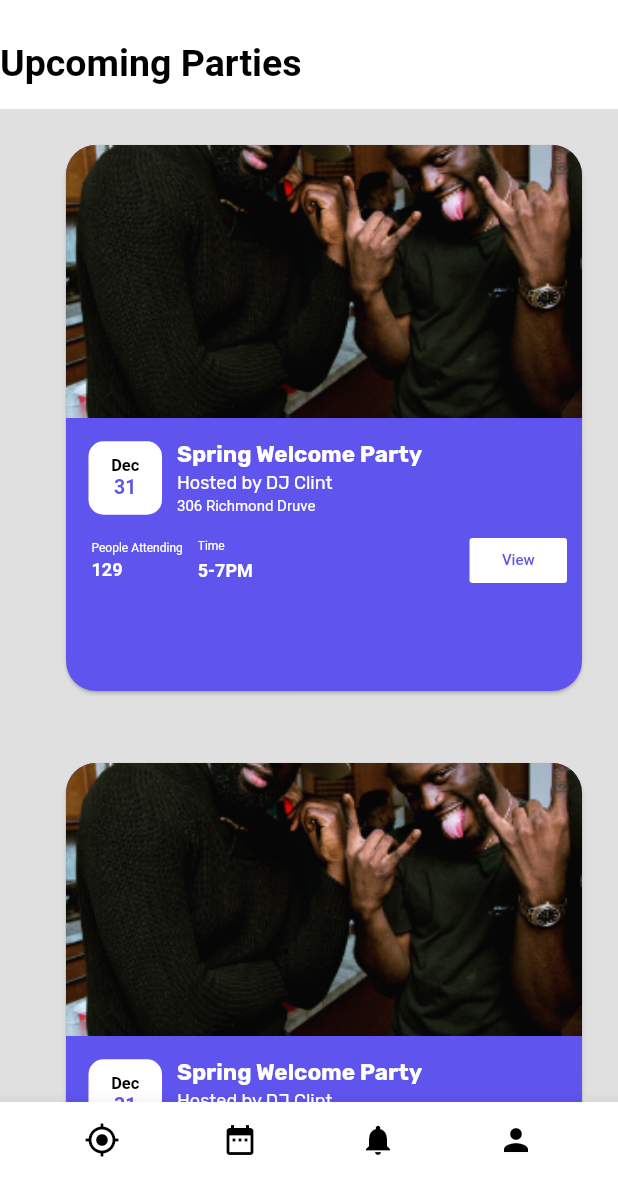
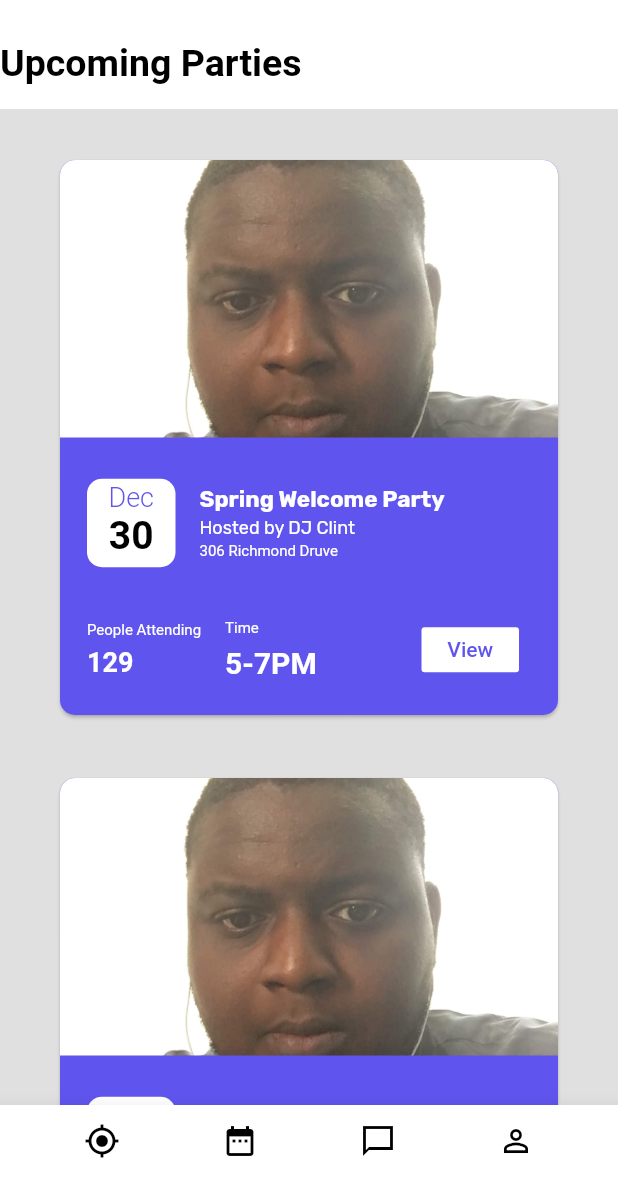
Before and after one commit to CalmExperts/Haus_party, a Flutter app: the MyHomePage screen opened directly, after a tap on the "card travel" icon, on a phone screen of 412 x 824 dp, the part 59-1236 px from its top. Run offline on Flutter 3.47's test engine with Material 2 defaults, Android fonts, the phone set to English and light mode, and no system bars; our stand-ins replace flushbar, flutter_credit_card, google_fonts, google_maps_flutter, qr_flutter and 2 more; missing offline and left inert: dart:ffi; accounts and stored records are empty; Roboto replaces fonts that are missing (Sofia, Varela).

Commit message:
change size map and add widgets to settings

```diff
--- a/lib/bottom_bar.dart
+++ b/lib/bottom_bar.dart
@@ -12,7 +12,7 @@ class BottomBar extends StatelessWidget {
         elevation: 10.0,
         clipBehavior: Clip.antiAlias,
         child: Container(
-            height: 50.0,
+            height: 48.0,
             decoration: BoxDecoration(
                 // borderRadius: BorderRadius.only(
                 //     topLeft: Radius.circular(25.0),
@@ -52,11 +52,14 @@ class BottomBar extends StatelessWidget {
                               Navigator.push(
                                   context,
                                   MaterialPageRoute(
-                                      builder: (context) => CalendarScreen()));
+                                      builder: (context) => CalendarScreen()
+
+                                      //alert()
+                                      ));
                             },
                           ),
                           IconButton(
-                            icon: Icon(Icons.notifications),
+                            icon: Icon(Icons.messenger_outline_sharp),
                             color: Colors.black,
                             focusColor: Color(0xFF5F54ED),
                             highlightColor: Color(0xFF5F54ED),
@@ -70,7 +73,7 @@ class BottomBar extends StatelessWidget {
                             },
                           ),
                           IconButton(
-                            icon: Icon(Icons.person),
+                            icon: Icon(Icons.person_outline_sharp),
                             color: Colors.black,
                             focusColor: Color(0xFF5F54ED),
                             highlightColor: Color(0xFF5F54ED),
--- a/lib/home_cards.dart
+++ b/lib/home_cards.dart
@@ -6,11 +6,12 @@ class PartyCard extends StatelessWidget {
   @override
   Widget build(BuildContext context) {
     return Container(
-      height: MediaQuery.of(context).size.height  * 0.50,
+      height: MediaQuery.of(context).size.height * 0.50,
       child: ListView.builder(
         scrollDirection: Axis.horizontal,
+        physics: BouncingScrollPhysics(),
         itemCount: 3,
-        itemExtent: MediaQuery.of(context).size.height  * 0.50,
+        itemExtent: MediaQuery.of(context).size.height * 0.533,
         itemBuilder: (BuildContext context, int i) => CardItem(),
       ),
     );
@@ -25,19 +26,28 @@ class CardItem extends StatelessWidget {
   @override
   Widget build(BuildContext context) {
     return Padding(
-      padding: const EdgeInsets.fromLTRB(20,20,0,20),
+      padding: const EdgeInsets.fromLTRB(16, 30, 16, 4),
       child: Card(
+        // color: Colors.red,
         color: Color(0xFF5F54ED),
         shape: RoundedRectangleBorder(
-            borderRadius: BorderRadius.all(Radius.circular(20.0))),
+            borderRadius: BorderRadius.all(Radius.circular(10.0))),
         child: Column(children: <Widget>[
           Flexible(
             child: Container(
+              // height: 128,
               decoration: BoxDecoration(
-                borderRadius: BorderRadius.only(topLeft: Radius.circular(20), topRight: Radius.circular(20)),
+                borderRadius: BorderRadius.only(
+                    topLeft: Radius.circular(10),
+                    topRight: Radius.circular(10)),
+
+                //
+
+                // borderRadius: BorderRadius.all(Radius.circular(10.0)),
+                //
                 image: const DecorationImage(
                   image: AssetImage(
-                    'assets/asset-1.png',
+                    'assets/profile_image.jpg',
                   ),
                   fit: BoxFit.cover,
                 ),
@@ -57,29 +67,33 @@ class Content extends StatelessWidget {
     return Padding(
       padding: const EdgeInsets.all(10),
       child: Column(
-        mainAxisAlignment: MainAxisAlignment.start,
+        mainAxisAlignment: MainAxisAlignment.spaceBetween,
         children: [
-          SizedBox(height: 5.0),
+          SizedBox(height: 8.0),
           Row(
             children: <Widget>[
-              SizedBox(width: 5.0),
+              SizedBox(width: 8.0),
               Container(
-                padding: const EdgeInsets.fromLTRB(10,10,10,10),
-                height: 49.0,
-                width: 49.0,
+                  padding: const EdgeInsets.fromLTRB(2, 2, 2, 2),
+                  height: 59.0,
+                  width: 59.0,
                   decoration: BoxDecoration(
                     color: Colors.white,
                     borderRadius: BorderRadius.all(Radius.circular(10)),
                   ),
-                child: Column(
-                  children: <Widget>[
-                    Text('Dec', style: TextStyle(color: Colors.black, fontSize: 11.0, fontWeight: FontWeight.bold)),
-                    Text('31', style: TextStyle(color: Color(0xFF5F54ED), fontSize: 13.0, fontWeight: FontWeight.bold)),
-
-                  ]
-                )
-              ),
-              SizedBox(width: 10.0),
+                  child: Column(children: <Widget>[
+                    Text('Dec',
+                        style: TextStyle(
+                            color: Color(0xFF5F54ED),
+                            fontSize: 18.0,
+                            fontWeight: FontWeight.w300)),
+                    Text('30',
+                        style: TextStyle(
+                            color: Colors.black,
+                            fontSize: 26.0,
+                            fontWeight: FontWeight.w600)),
+                  ])),
+              SizedBox(width: 16.0),
               Column(
                   mainAxisAlignment: MainAxisAlignment.start,
                   crossAxisAlignment: CrossAxisAlignment.start,
@@ -96,7 +110,8 @@ class Content extends StatelessWidget {
                     Text(
                       'Hosted by DJ Clint',
                       style: GoogleFonts.rubik(
-                        textStyle: TextStyle(fontSize: 12.0, color: Colors.white),
+                        textStyle:
+                            TextStyle(fontSize: 12.0, color: Colors.white),
                       ),
                       textAlign: TextAlign.left,
                     ),
@@ -104,46 +119,46 @@ class Content extends StatelessWidget {
                     Text(
                       '306 Richmond Druve',
                       style: GoogleFonts.sofia(
-                        textStyle: TextStyle(fontSize: 10.0, color: Colors.white)
-                      ),
+                          textStyle:
+                              TextStyle(fontSize: 10.0, color: Colors.white)),
                       textAlign: TextAlign.left,
                     ),
                   ]),
             ],
           ),
-          SizedBox(height: 15.0),
+          SizedBox(height: 16.0),
           Row(children: <Widget>[
-            SizedBox(width: 7.0),
+            SizedBox(width: 8.0),
             Column(
               crossAxisAlignment: CrossAxisAlignment.start,
               children: <Widget>[
                 Text('People Attending',
-                    style: TextStyle(fontSize: 8.0, color: Colors.white),
+                    style: TextStyle(fontSize: 10.0, color: Colors.white),
                     textAlign: TextAlign.left),
                 SizedBox(
-                  height: 3.0,
+                  height: 5.0,
                 ),
                 Text('129',
                     style: TextStyle(
-                        fontSize: 12.0,
+                        fontSize: 18.0,
                         color: Colors.white,
                         fontWeight: FontWeight.bold),
                     textAlign: TextAlign.left),
               ],
             ),
-            SizedBox(width: 10.0),
+            SizedBox(width: 16.0),
             Column(
               crossAxisAlignment: CrossAxisAlignment.start,
               children: <Widget>[
                 Text('Time',
-                    style: TextStyle(fontSize: 8.0, color: Colors.white),
+                    style: TextStyle(fontSize: 10.0, color: Colors.white),
                     textAlign: TextAlign.left),
                 SizedBox(
                   height: 5.0,
                 ),
                 Text('5-7PM',
                     style: TextStyle(
-                        fontSize: 12.0,
+                        fontSize: 20.0,
                         color: Colors.white,
                         fontWeight: FontWeight.bold),
                     textAlign: TextAlign.left),
@@ -154,18 +169,19 @@ class Content extends StatelessWidget {
               width: 65,
               height: 30,
               child: FlatButton(
-                  onPressed: (){
-                    Navigator.push(
-                                  context,
-                                  MaterialPageRoute(
-                                      builder: (context) => PartyDesc()));
+                  onPressed: () {
+                    Navigator.push(context,
+                        MaterialPageRoute(builder: (context) => PartyDesc()));
                   },
                   color: Colors.white,
                   disabledColor: Colors.white,
                   child: Text('View',
-                      style: TextStyle(fontSize: 10.0, color: Color(0xFF5F54ED)))),
+                      style:
+                          TextStyle(fontSize: 14.0, color: Color(0xFF5F54ED)))),
             ),
+            SizedBox(width: 16.0),
           ]),
+          SizedBox(height: 4.0),
         ],
       ),
     );
--- a/lib/home_page_alt.dart
+++ b/lib/home_page_alt.dart
@@ -1,5 +1,4 @@
 import 'package:flutter/material.dart';
-
 
 import 'bottom_bar.dart';
 import 'home_cards.dart';
@@ -47,10 +46,9 @@ class AltHome extends StatelessWidget {
               delegate: SliverChildBuilderDelegate(
                 (BuildContext context, int index) {
                   return Container(
-                  padding: const EdgeInsets.fromLTRB(20,0,20,0),
+                      padding: const EdgeInsets.fromLTRB(20, 0, 20, 0),
                       height: MediaQuery.of(context).size.height / 2,
-                  child: CardItem()
-              );
+                      child: CardItem());
                 },
                 childCount: 3,
               ),
--- a/lib/main.dart
+++ b/lib/main.dart
@@ -5,9 +5,14 @@ import 'package:haus_party/home_page_alt.dart';
 import 'package:haus_party/routing.dart';
 import 'package:haus_party/service/authProvider.dart';
 import 'package:haus_party/util/userProvider.dart';
+import 'package:haus_party/widgets/datepicker_widget.dart';
+import 'package:haus_party/widgets/dropdown_widget.dart';
+import 'package:haus_party/widgets/only_slyde_picker.dart';
 import 'package:provider/provider.dart';
 import 'package:google_fonts/google_fonts.dart';
 import 'package:google_maps_flutter/google_maps_flutter.dart';
+
+import 'package:flutter_localizations/flutter_localizations.dart';
 
 import 'bottom_bar.dart';
 import 'location_settings.dart';
@@ -24,6 +29,11 @@ class MyApp extends StatelessWidget {
         ChangeNotifierProvider(create: (_) => UserProvider()),
       ],
       child: MaterialApp(
+        localizationsDelegates: [
+          GlobalWidgetsLocalizations.delegate,
+          GlobalMaterialLocalizations.delegate
+        ],
+        supportedLocales: [Locale("en", "US")],
         title: 'Haus Party',
         initialRoute: '/auth',
         routes: routes,
@@ -39,7 +49,9 @@ class MyApp extends StatelessWidget {
           // is not restarted.
           primarySwatch: Colors.blue,
         ),
-        home: MyHomePage(title: 'Haus Party'),
+        home: MyHomePage(
+          title: 'Haus Party',
+        ),
       ),
     );
   }
@@ -73,6 +85,9 @@ class _MyHomePageState extends State<MyHomePage>
     _tabController = TabController(length: 3, vsync: this);
   }
 
+  // List listItem = ["Rio de Janeiro", "São Paulo", "Recife", "Florianópolis"];
+  // String valueChoose;
+
   @override
   Widget build(BuildContext context) {
     // This method is rerun every time setState is called, for instance as done
@@ -81,6 +96,8 @@ class _MyHomePageState extends State<MyHomePage>
     // The Flutter framework has been optimized to make rerunning build methods
     // fast, so that you can just rebuild anything that needs updating rather
     // than having to individually change instances of widgets.
+    DateTime _dateTime;
+
     return Scaffold(
       appBar: AppBar(
         backgroundColor: Colors.white,
@@ -93,58 +110,139 @@ class _MyHomePageState extends State<MyHomePage>
                 context, MaterialPageRoute(builder: (context) => AltHome()));
           },
         ),
-        title: Text('Discover',
-            style: GoogleFonts.sofia(
+        title: Text(
+          'Discover',
+          style: GoogleFonts.sofia(
               fontWeight: FontWeight.normal,
-              textStyle: TextStyle(color: Color(0xFF545D68), fontSize: 16.0)),),
+              textStyle: TextStyle(color: Color(0xFF545D68), fontSize: 16.0)),
+        ),
         actions: <Widget>[
           IconButton(
-              icon: Icon(Icons.settings, color: Color(0xFF545D68)),
+              icon: Icon(Icons.settings_input_component_rounded,
+                  color: Color(0xFF545D68)),
               onPressed: () {
-                Navigator.push(
-                    context,
-                    MaterialPageRoute(
-                        builder: (context) => LocationSettings()));
+                // Navigator.push(
+                //     context,
+                //     MaterialPageRoute(
+                // builder: (context) => LocationSettings()));
+                //
+                //
+
+                showDialog(
+                    context: context,
+                    builder: (context) {
+                      return Dialog(
+                        backgroundColor: Colors.transparent,
+                        shape: RoundedRectangleBorder(
+                          borderRadius: BorderRadius.circular(20.0),
+                        ),
+                        child: Container(
+                          color: Colors.transparent,
+                          height: 400,
+                          child: Padding(
+                              padding: EdgeInsets.all(6.0),
+                              child: Column(
+                                crossAxisAlignment: CrossAxisAlignment.start,
+                                mainAxisAlignment: MainAxisAlignment.center,
+                                children: [
+                                  DropDownWidget(),
+                                  SizedBox(height: 16),
+                                  DatePickerWidget(),
+                                  SizedBox(height: 20),
+                                  Text("Enter Search Radius",
+                                      style: TextStyle(
+                                          color: Colors.white, fontSize: 18)),
+                                  SizedBox(height: 20),
+                                  OnlySlidePicker(),
+                                  SizedBox(height: 20),
+                                  Center(
+                                      child: Container(
+                                    width: MediaQuery.of(context).size.width *
+                                        0.35,
+                                    height: 48,
+                                    child: RaisedButton(
+                                      elevation: 10,
+                                      shape: new RoundedRectangleBorder(
+                                          borderRadius: new BorderRadius.all(
+                                              new Radius.circular(8.0))),
+                                      onPressed: () {
+                                        Navigator.pop(context);
+                                      },
+                                      color: Color(0xFFFFFFFF),
+                                      child: Text(
+                                        "Continue",
+                                        style: TextStyle(
+                                          color: Color(0xFF5F54ED),
+                                        ),
+                                      ),
+                                    ),
+                                  ))
+                                ],
+                              )),
+                        ),
+                      );
+                    });
               })
         ],
       ),
-      body: ListView(
-        children: [
-          Padding(
-              padding: EdgeInsets.only(left: 20.0),
-              child: Text(
-                'Upcoming Parties',
-                style: GoogleFonts.rubik(
-                    textStyle:
-                        TextStyle(fontSize: 28.0,
-                        )),
-              )),
-          Padding(
-            padding: EdgeInsets.only(left: 22.0),
-            child: Text(
-              'Within Alberta',
-              style: GoogleFonts.sofia(
-                color: Color(0xFF5F54ED),
-                  textStyle: TextStyle(fontSize: 14.0,
-                  )),
-            ),
-          ),
-          SizedBox(height: 2.0,),
-          Stack(
-            alignment: AlignmentDirectional.bottomCenter,
+      body: Container(
+        color: Colors.transparent,
+        child: Container(
+          child: Stack(
+            // alignment: AlignmentDirectional.bottomCenter,
+
             children: <Widget>[
               Positioned(
-                child: SizedBox(
-                  height: MediaQuery.of(context).size.height * 0.70,
+                child: Container(
+                  height: MediaQuery.of(context).size.height * 0.82,
                   width: MediaQuery.of(context).size.width,
                   child: MapWidget(),
                 ),
               ),
-              PartyCard(),
-              // Positioned(bottom: 40.0, left: 5.0),
+              Padding(
+                padding: const EdgeInsets.only(left: 16.0),
+                child: Container(
+                  color: Colors.transparent,
+                  height: 80,
+                  alignment: Alignment.topLeft,
+                  child: Column(
+                    children: [
+                      Row(
+                        mainAxisAlignment: MainAxisAlignment.start,
+                        children: [
+                          Text(
+                            'Upcoming Parties',
+                            style: GoogleFonts.rubik(
+                                textStyle: TextStyle(
+                                    fontSize: 28.0,
+                                    fontWeight: FontWeight.w600)),
+                          ),
+                        ],
+                      ),
+                      Row(
+                        mainAxisAlignment: MainAxisAlignment.start,
+                        children: [
+                          Text(
+                            'Within Alberta',
+                            style: GoogleFonts.sofia(
+                                color: Color(0xFF5F54ED),
+                                textStyle: TextStyle(
+                                  fontSize: 16.0,
+                                )),
+                          ),
+                        ],
+                      ),
+                    ],
+                  ),
+                ),
+              ),
+              Padding(
+                padding: const EdgeInsets.only(top: 188.0),
+                child: PartyCard(),
+              ),
             ],
           ),
-        ],
+        ),
       ),
       bottomNavigationBar: BottomBar(),
     );
@@ -174,6 +272,8 @@ class MapWidgetState extends State<MapWidget> {
   Widget build(BuildContext context) {
     return new Scaffold(
       body: GoogleMap(
+        // myLocationEnabled: false,
+        zoomControlsEnabled: false,
         mapType: MapType.normal,
         initialCameraPosition: _kGooglePlex,
         onMapCreated: (GoogleMapController controller) {
```
Also changed, not shown: lib/calendar_page.dart (+11 -14 lines), lib/widgets/datepicker_widget.dart (added, +53 -0 lines), lib/widgets/dropdown_widget.dart (added, +50 -0 lines), lib/widgets/only_slyde_picker.dart (added, +47 -0 lines), pubspec.yaml (+2 -11 lines), pubspec.lock. Lines whose indentation alone changed are shown as unchanged.
